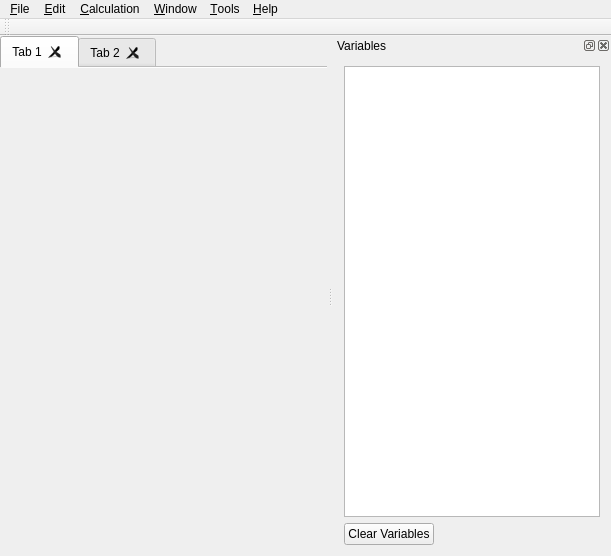
Rob0xFF/PhyxCalc, file mainwindow.ui: the form before one commit.
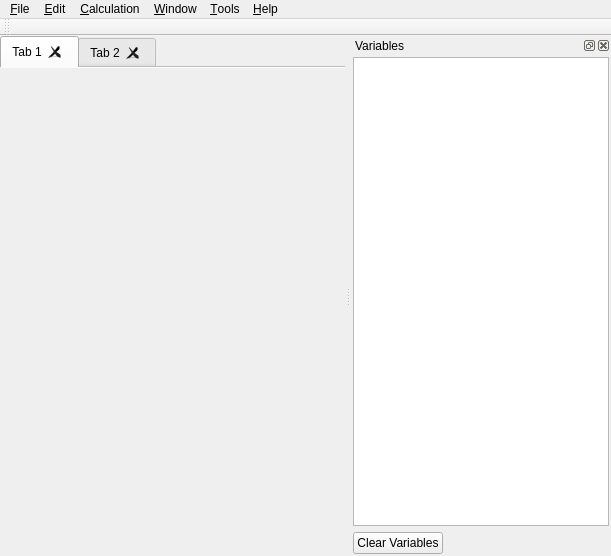
The form after the commit. Icons and pictures are not drawn. Custom widgets are drawn as their Qt base class.

Diff of the .ui file:
```diff
--- a/mainwindow.ui
+++ b/mainwindow.ui
@@ -27,6 +27,9 @@
       <property name="currentIndex">
        <number>0</number>
       </property>
+      <property name="elideMode">
+       <enum>Qt::ElideNone</enum>
+      </property>
       <property name="documentMode">
        <bool>true</bool>
       </property>
@@ -170,6 +173,9 @@
    </attribute>
    <widget class="QWidget" name="dockWidgetContents">
     <layout class="QGridLayout" name="gridLayout_4">
+     <property name="margin">
+      <number>2</number>
+     </property>
      <item row="0" column="0" colspan="2">
       <widget class="QTableWidget" name="variableTable"/>
      </item>
@@ -418,6 +424,14 @@
   </action>
  </widget>
  <layoutdefault spacing="6" margin="11"/>
+ <customwidgets>
+  <customwidget>
+   <class>QHidingTabWidget</class>
+   <extends>QTabWidget</extends>
+   <header>qhidingtabwidget.h</header>
+   <container>1</container>
+  </customwidget>
+ </customwidgets>
  <resources>
   <include location="images.qrc"/>
  </resources>
```
Left out of the diff: 27 changed lines with no effect on the pictures.
